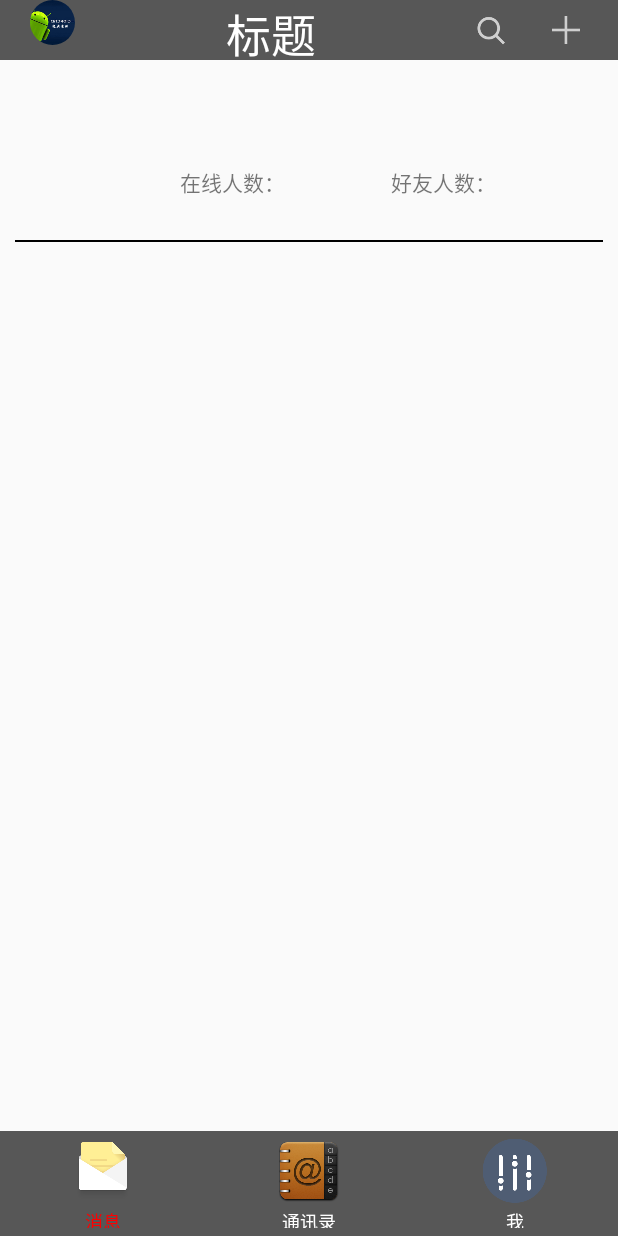
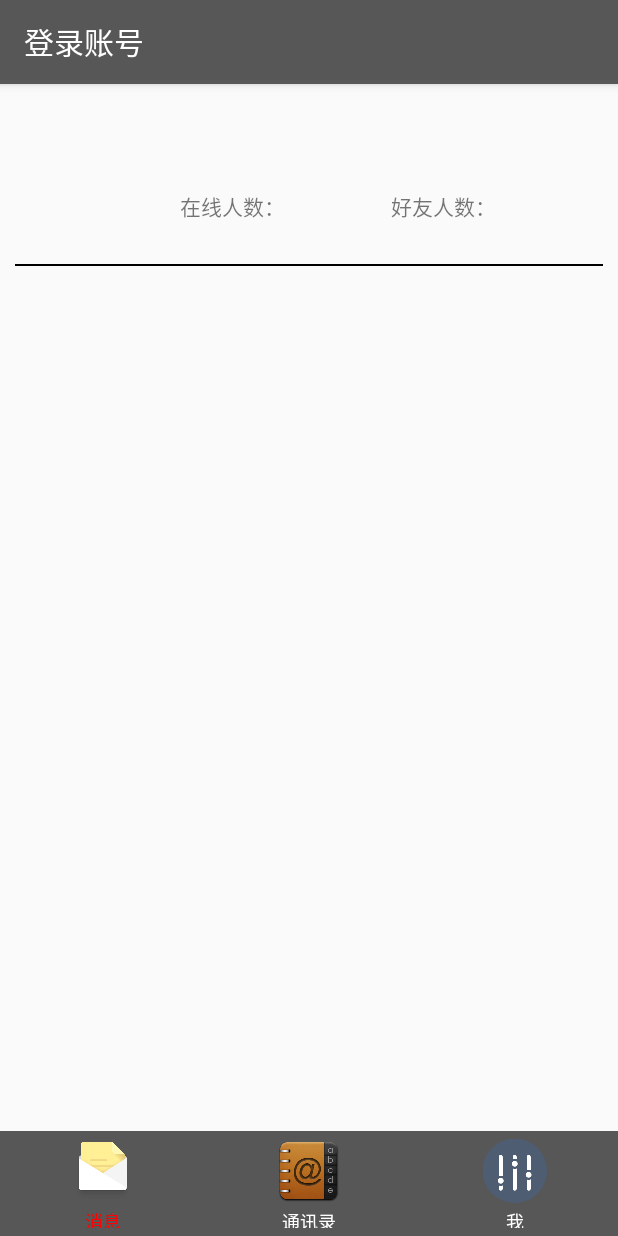
Before and after one commit to duguqingshui/Practice2, an Android app: the MainActivity screen opened directly, with no data from a screen before it, on a phone screen of 412 x 824 dp. Run offline under Robolectric (Android 15) with nearby library versions, the light colour scheme and no system bars; libraries missing offline, so code that uses them is left out: com.makeramen.roundedimageview; plain views replace RoundedImageView; 3 statements that could not run were skipped.

Commit message:
1.完善登录逻辑，解决退出后  动画结束依旧跳入主页的问题 2.规范string代码

```diff
--- a/app/src/main/java/com/example/practice/app/MainActivity.java
+++ b/app/src/main/java/com/example/practice/app/MainActivity.java
@@ -13,6 +13,7 @@ import android.os.IBinder;
 import android.support.v4.app.FragmentManager;
 import android.support.v4.content.LocalBroadcastManager;
 import android.support.v4.widget.DrawerLayout;
+import android.support.v7.app.ActionBar;
 import android.support.v7.app.AppCompatActivity;
 import android.util.Log;
 import android.view.KeyEvent;
@@ -88,8 +89,8 @@ public class MainActivity extends AppCompatActivity {
     protected void onCreate(Bundle savedInstanceState) {
         super.onCreate(savedInstanceState);
         setContentView(R.layout.activity_main);
-
-        getSupportActionBar().hide();
+        //初始化 actionbar
+        initActionbar();
 
         fManager = getSupportFragmentManager();
         String settTag = String.valueOf(R.id.containerMenu);
@@ -181,6 +182,14 @@ public class MainActivity extends AppCompatActivity {
             }
         });
 
+    }
+
+    private void initActionbar() {
+        ActionBar actionBar = getSupportActionBar();
+        actionBar.show();
+        actionBar.setHomeButtonEnabled(false);
+        actionBar.setDisplayHomeAsUpEnabled(false);
+        setTitle(R.string.login_user);
     }
 
     @Override
--- a/app/src/main/java/com/example/practice/app/home/MenuFragment.java
+++ b/app/src/main/java/com/example/practice/app/home/MenuFragment.java
@@ -15,6 +15,8 @@ import com.example.practice.app.album.AblumActivity;
 import com.example.practice.app.exchangeskin.ExchangeSkinActicity;
 import com.example.practice.app.about.AboutActivity;
 import com.example.practice.app.wallet.WalletActivity;
+import com.example.practice.utils.Constant;
+import com.example.practice.utils.SpUtils;
 import com.example.practice.view.MCIntent;
 import com.example.practice.view.SelfDialog;
 import com.makeramen.roundedimageview.RoundedImageView;
@@ -86,6 +88,8 @@ public class MenuFragment extends Fragment implements View.OnClickListener{
                 selfDialog.setYesOnclickListener("确定", new SelfDialog.onYesOnclickListener() {
                     @Override
                     public void onYesClick() {
+                        //清空当前账号
+                        SpUtils.putString(getContext(),Constant.LOGIN_ACCOUNT, "");
                         startActivity(new Intent(getActivity(), LoginActivity.class));
                         selfDialog.dismiss();
                     }
--- a/app/src/main/res/layout/activity_main.xml
+++ b/app/src/main/res/layout/activity_main.xml
@@ -3,12 +3,15 @@
     android:id="@+id/drawerLayout"
     android:orientation="vertical" android:layout_width="match_parent"
     android:layout_height="match_parent">
+
+    <FrameLayout
+        android:id="@+id/containerMain"
+        android:layout_width="match_parent"
+        android:layout_height="wrap_content">
         <LinearLayout xmlns:android="http://schemas.android.com/apk/res/android"
             android:layout_width="match_parent"
             android:layout_height="match_parent"
             android:orientation="vertical">
-        <include layout="@layout/top1"
-            />
             <LinearLayout
                 android:id="@+id/ll_info"
                 android:layout_width="match_parent"
@@ -83,6 +86,7 @@
             <include layout="@layout/top2"
                 />
         </LinearLayout>
+    </FrameLayout>
     <FrameLayout
         android:id="@+id/containerMenu"
         android:layout_width="@dimen/drawer_width"
--- a/app/src/main/res/values/strings.xml
+++ b/app/src/main/res/values/strings.xml
@@ -4,25 +4,30 @@
     <string name="drawer_open">open</string>
     <string name="drawer_close">close</string>
 
+    <!--Login 登录-->
     <string name="login_user">登录账号</string>
-    <string name="register_user">注册账号</string>
     <string name="login">登录</string>
     <string name="input_account">请输入用户名</string>
     <string name="input_psw">请输入密码</string>
+    <string name="no_login">无法登录？</string>
+    <!--Register 注册-->
+    <string name="register_user">注册账号</string>
     <string name="input_next_psw">请输入重复密码</string>
     <string name="input_name">请输入昵称</string>
     <string name="input_birthday">请输入生日日期</string>
     <string name="register">注册</string>
+
+    <!--Pubic  公用-->
     <string name="send">发送</string>
-    <string name="no_login">无法登录？</string>
     <string name="new_user">新用户</string>
-    <string name="hello_blank_fragment">Hello blank fragment</string>
-    <string name="open">Open</string>
     <string name="del">删除</string>
     <string name="upd">修改</string>
+
+
+    <string name="open">Open</string>
+    <string name="hello_blank_fragment">Hello blank fragment</string>
     <string name="googlePlay">Google Play</string>
     <string name="uninstall">Uninstall</string>
-
     <string name="cantOpen">Can\'t open this application</string>
     <string name="settings">Settings</string>
     <string name="mode">Swipe Mode</string>
@@ -40,28 +45,19 @@
     <string name="animationTime">Animation Time (Default: 0)</string>
     <string name="milliseconds">Milliseconds</string>
     <string name="openOnLongPress">Open On Long Press</string>
-
     <string name="about">About</string>
     <string name="aboutMessage">This is just a simple demo for the Open Source SwipeListView Android Library by 47 Degrees. Find all source, documentation and packaged downloads at GitHub. Cheers!</string>
     <string name="ok">Ok</string>
-
     <string name="visit47">Visit 47deg</string>
     <string name="goToGitHub">Go to GitHub</string>
-
     <string name="dontShow">Don\'t show this message again</string>
     <string name="others">Others</string>
-
     <string name="loading">Loading</string>
-
     <string name="newTag">New!</string>
     <string name="discard">Discard</string>
 
 
-    <string name="setting_about_test_version">检测新版本</string>
-    <string name="setting_about_newapk">您使用的为最新版本</string>
-    <string name="setting_about_connectnet">请连接网络后进行检测</string>
-
-    <!--MenuFragment-->
+    <!--MenuFragment 左侧边栏-->
     <string name="Personalized_signature">个性签名</string>
     <string name="my_album">我的相册</string>
     <string name="my_wallet">我的钱包</string>
@@ -71,7 +67,7 @@
     <string name="common_exit">退出登录</string>
     <string name="common_exit_app">再按一次退出程序</string>
 
-    <!--UserInfo-->
+    <!--UserInfo 用户个人信息-->
     <string name="perinfo_title">个人信息</string>
     <string name="user_head_image">头像</string>
     <string name="user_name">昵称</string>
@@ -80,12 +76,12 @@
     <string name="user_sex">性别</string>
     <string name="user_age">年龄</string>
     <string name="user_birthday">生日</string>
-    <!--message remind -->
+    <!--message remind  消息提醒-->
     <string name="message_remind">消息提醒</string>
     <string name="message_notice">接受消息通知</string>
     <string name="message_sound">声音</string>
     <string name="message_vibration">振动</string>
-    <!--nodistrub-->
+    <!--nodistrub -->
     <string name="nodistrub">勿扰模式</string>
     <string name="nodistrub_content">开启后，在设定时间段内收到新消息时不会响铃或振动</string>
     <string name="start_time">开始时间</string>
@@ -120,5 +116,7 @@
     <string name="string_about">关于微聊</string>
     <string name="string_connection">联系我们</string>
     <string name="string_about_content">&#160;&#160;&#160;&#160;&#160;&#160;&#160;&#160;&#160;动态心电图仪工作站是一款方便医生对心电采集患者进行管理的软件，医生可以在软件中针对患者进行设备绑定、设备状态管理、采集时长管理等操作，方便医生对多台设备多个患者同时管理，软件操作界面简洁明了，大大提升医生的工作效率。</string>
-
+    <string name="setting_about_test_version">检测新版本</string>
+    <string name="setting_about_newapk">您使用的为最新版本</string>
+    <string name="setting_about_connectnet">请连接网络后进行检测</string>
 </resources>
```
Lines whose indentation alone changed are shown as unchanged.
